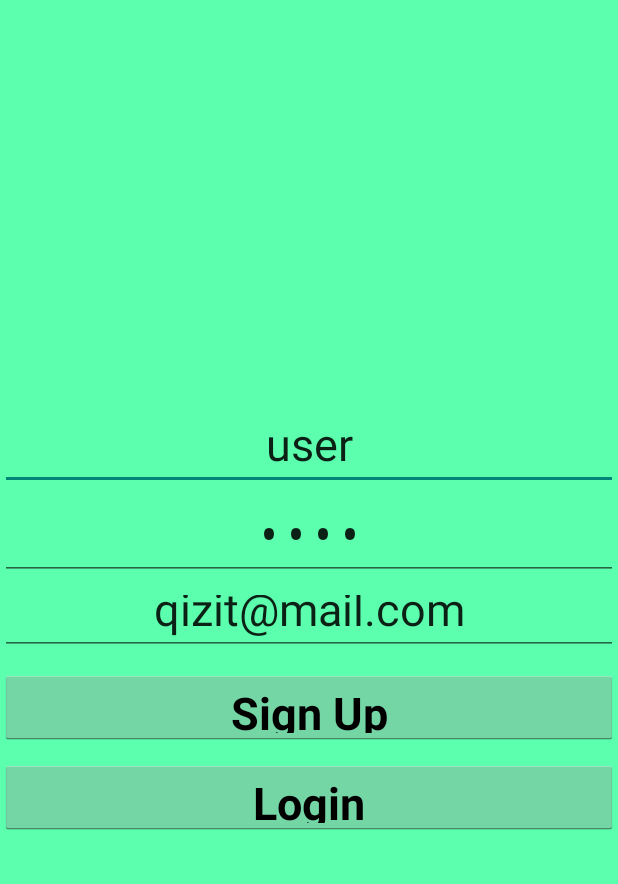
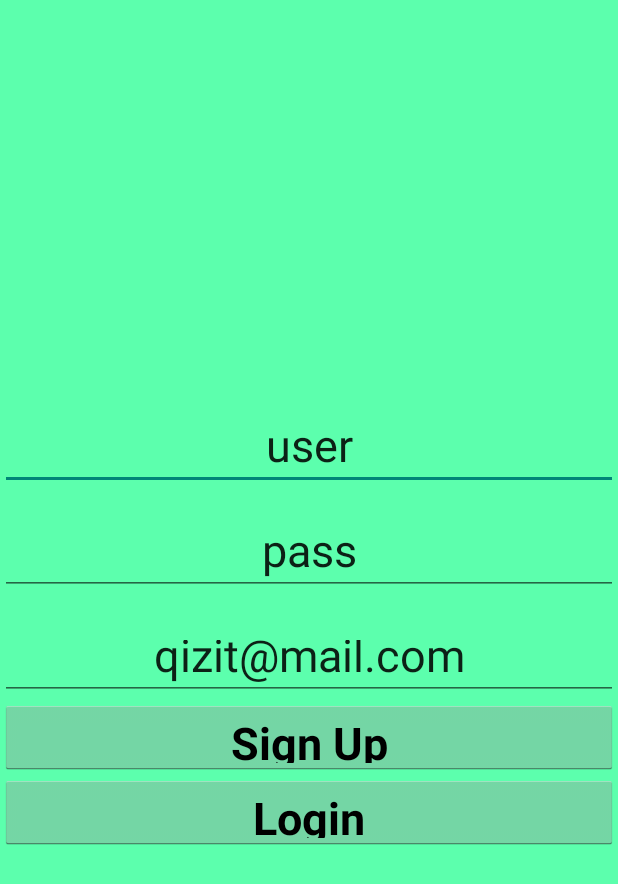
Before and after one commit to Alexandroat/Qizit, an Android app: the SignUpActivity screen opened directly, with no data from a screen before it, on a phone screen of 412 x 824 dp. Shown: the top 884 px of the screen. Run offline under Robolectric (Android 15) with nearby library versions, the phone set to English and light mode, and no system bars.

Commit message:
retocando el redondedo...

```diff
--- a/app/src/main/res/layout/activity_login.xml
+++ b/app/src/main/res/layout/activity_login.xml
@@ -17,24 +17,15 @@
 
         <EditText
             android:id="@+id/userNameEditText"
-            android:text="user"
+            android:hint="Introduzca un usuario"
             style="@style/EditText_style" />
 
         <EditText
             android:id="@+id/passWordEditText"
-            android:layout_width="match_parent"
-            android:layout_height="50sp"
-            android:layout_alignLeft="@+id/passWordTextView"
-            android:layout_alignStart="@+id/passWordTextView"
-            android:layout_below="@+id/passWordTextView"
-            android:layout_weight="0.10"
-            android:clickable="true"
-            android:ems="10"
-            android:gravity="center"
-            android:inputType="textPassword"
-            android:padding="10sp"
-            android:text="pass"
-            android:textSize="30sp" />
+            android:hint="Introduzca una contraseña"
+            style="@style/EditText_style"
+
+             />
 
         <Button
             android:background="@drawable/redondear_buttons"
@@ -50,8 +41,6 @@
             style="@style/style_botones"
             android:onClick="ShowSignUpActivity"
             android:text="Sign Up"
-            android:textAlignment="center"
-            android:layout_weight="1.95"
             android:layout_marginTop="20dp" />
 
     </LinearLayout>
--- a/app/src/main/res/layout/activity_signup.xml
+++ b/app/src/main/res/layout/activity_signup.xml
@@ -18,75 +18,36 @@
 
         <EditText
             android:id="@+id/userNameEditText"
-            android:layout_width="match_parent"
-            android:layout_height="50sp"
-            android:layout_alignLeft="@+id/userNameTextView"
-            android:layout_alignStart="@+id/userNameTextView"
-            android:layout_below="@+id/userNameTextView"
-            android:layout_gravity="center"
-            android:layout_marginTop="20sp"
-            android:ems="10"
-            android:gravity="center"
-            android:inputType="textPersonName"
+            style="@style/EditText_style"
             android:text="user"
-            android:textSize="30sp" />
+             />
 
         <EditText
             android:id="@+id/passWordEditText"
-            android:layout_width="match_parent"
-            android:layout_height="50sp"
-            android:layout_alignLeft="@+id/passWordTextView"
-            android:layout_alignStart="@+id/passWordTextView"
-            android:layout_below="@+id/passWordTextView"
-            android:layout_gravity="center"
-            android:layout_marginTop="10sp"
-            android:ems="10"
-            android:gravity="center"
-            android:inputType="textPassword"
+            style="@style/EditText_style"
             android:text="pass"
-            android:textSize="30sp" />
+             />
 
         <EditText
             android:id="@+id/emailEditText"
-            android:layout_width="match_parent"
-            android:layout_height="50sp"
-            android:layout_alignLeft="@+id/emailTextView"
-            android:layout_alignStart="@+id/emailTextView"
-            android:layout_below="@+id/emailTextView"
-            android:layout_gravity="center"
-            android:ems="10"
-            android:gravity="center"
+            style="@style/EditText_style"
             android:inputType="textEmailAddress"
             android:text="qizit@mail.com"
-            android:textSize="30sp" />
+             />
 
         <Button
             android:id="@+id/signUpButton"
-            android:layout_width="match_parent"
-            android:layout_height="50sp"
-            android:layout_below="@+id/emailEditText"
-            android:layout_centerHorizontal="true"
-            android:layout_gravity="center"
-            android:layout_marginBottom="10sp"
-            android:layout_marginTop="10sp"
-            android:clickable="true"
-            android:gravity="center"
+            style="@style/style_botones"
             android:onClick="SignUpButton"
             android:text="Sign Up"
-            android:textSize="30sp"
-            android:textStyle="bold" />
+             />
 
         <Button
             android:id="@+id/LoginButton"
-            android:layout_width="match_parent"
-            android:layout_height="50sp"
-            android:layout_gravity="center"
-            android:layout_marginBottom="10sp"
-            android:gravity="center"
+            style="@style/style_botones"
             android:onClick="showLoginActivity"
             android:text="Login"
-            android:textSize="30sp"
-            android:textStyle="bold" />
+             />
 
     </LinearLayout>
 
```
Also changed, not shown: 1 other file.
